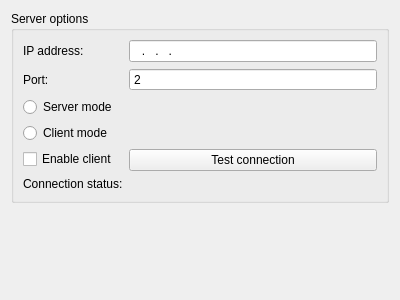
Open-Typer/Open-Typer, file ui/options/connection.ui: the form before one commit.
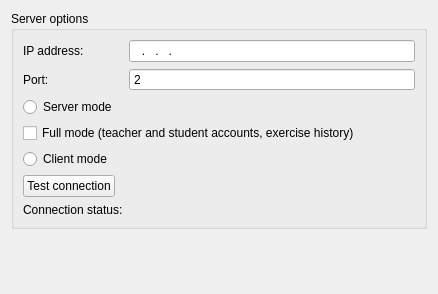
The form after the commit.

Commit message: options: connection: Add full mode check box

Patch:
```diff
--- a/ui/options/connection.ui
+++ b/ui/options/connection.ui
@@ -6,8 +6,8 @@
    <rect>
     <x>0</x>
     <y>0</y>
-    <width>400</width>
-    <height>300</height>
+    <width>438</width>
+    <height>294</height>
    </rect>
   </property>
   <property name="windowTitle">
@@ -73,41 +73,53 @@
         </property>
        </widget>
       </item>
-      <item row="3" column="0">
+      <item row="4" column="0">
        <widget class="QRadioButton" name="clientButton">
         <property name="text">
          <string>Client mode</string>
         </property>
        </widget>
       </item>
-      <item row="4" column="0">
-       <widget class="QCheckBox" name="clientCheckBox">
-        <property name="text">
-         <string>Enable client</string>
-        </property>
-       </widget>
-      </item>
-      <item row="4" column="1">
-       <widget class="QPushButton" name="testButton">
-        <property name="text">
-         <string>Test connection</string>
-        </property>
-       </widget>
-      </item>
-      <item row="5" column="0">
+      <item row="7" column="0">
        <widget class="QLabel" name="statusLabel">
         <property name="text">
          <string>Connection status:</string>
         </property>
        </widget>
       </item>
-      <item row="5" column="1">
+      <item row="7" column="1">
        <widget class="QLabel" name="statusValueLabel">
         <property name="text">
          <string notr="true"/>
         </property>
        </widget>
       </item>
+      <item row="3" column="0" colspan="2">
+       <widget class="QCheckBox" name="fullModeCheckBox">
+        <property name="sizePolicy">
+         <sizepolicy hsizetype="Fixed" vsizetype="Fixed">
+          <horstretch>0</horstretch>
+          <verstretch>0</verstretch>
+         </sizepolicy>
+        </property>
+        <property name="text">
+         <string>Full mode (teacher and student accounts, exercise history)</string>
+        </property>
+       </widget>
+      </item>
+      <item row="5" column="0">
+       <widget class="QPushButton" name="testButton">
+        <property name="sizePolicy">
+         <sizepolicy hsizetype="Fixed" vsizetype="Fixed">
+          <horstretch>0</horstretch>
+          <verstretch>0</verstretch>
+         </sizepolicy>
+        </property>
+        <property name="text">
+         <string extracomment="A button for pairing">Test connection</string>
+        </property>
+       </widget>
+      </item>
      </layout>
     </widget>
    </item>
```
The commit also changes 2 other files.
